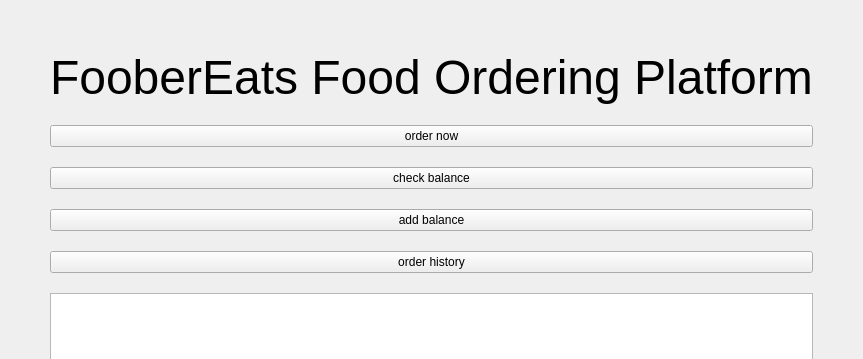
The window that FoodOrderingApp/homepage.ui (xyang2316/OOP-project) describes before a commit, drawn with Qt 5; both pictures show x 0 to 863 and y 0 to 359 of the 863 by 600 pixel window.
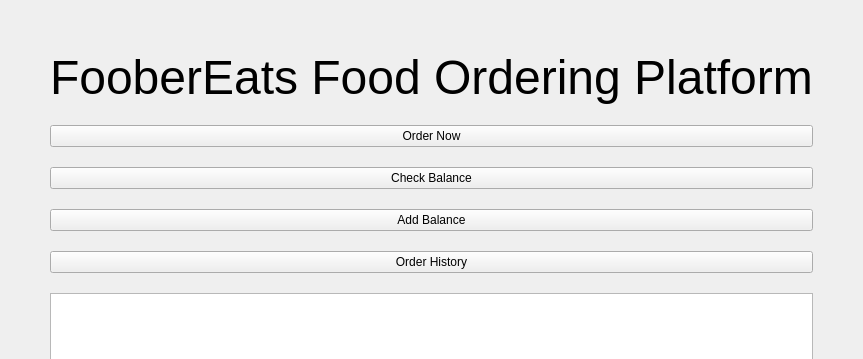
The same window after the commit.

```diff
--- a/FoodOrderingApp/homepage.ui
+++ b/FoodOrderingApp/homepage.ui
@@ -51,7 +51,7 @@
     <item>
      <widget class="QPushButton" name="pushButton_orderNow">
       <property name="text">
-       <string>order now</string>
+       <string>Order Now</string>
       </property>
      </widget>
     </item>
@@ -61,21 +61,21 @@
        <bool>true</bool>
       </property>
       <property name="text">
-       <string>check balance</string>
+       <string>Check Balance</string>
       </property>
      </widget>
     </item>
     <item>
      <widget class="QPushButton" name="pushButton_addBalance">
       <property name="text">
-       <string>add balance</string>
+       <string>Add Balance</string>
       </property>
      </widget>
     </item>
     <item>
      <widget class="QPushButton" name="pushButton_orderHistory">
       <property name="text">
-       <string>order history</string>
+       <string>Order History</string>
       </property>
      </widget>
     </item>
```
Left out of the diff: 2 changed lines with no effect on the pictures.
